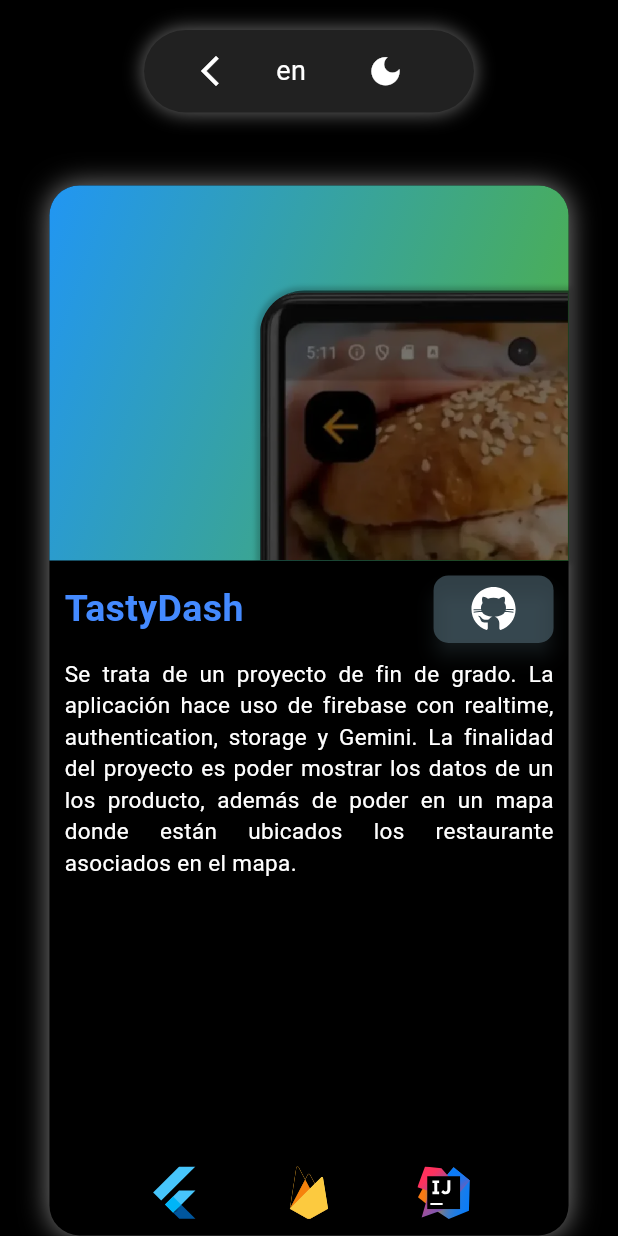
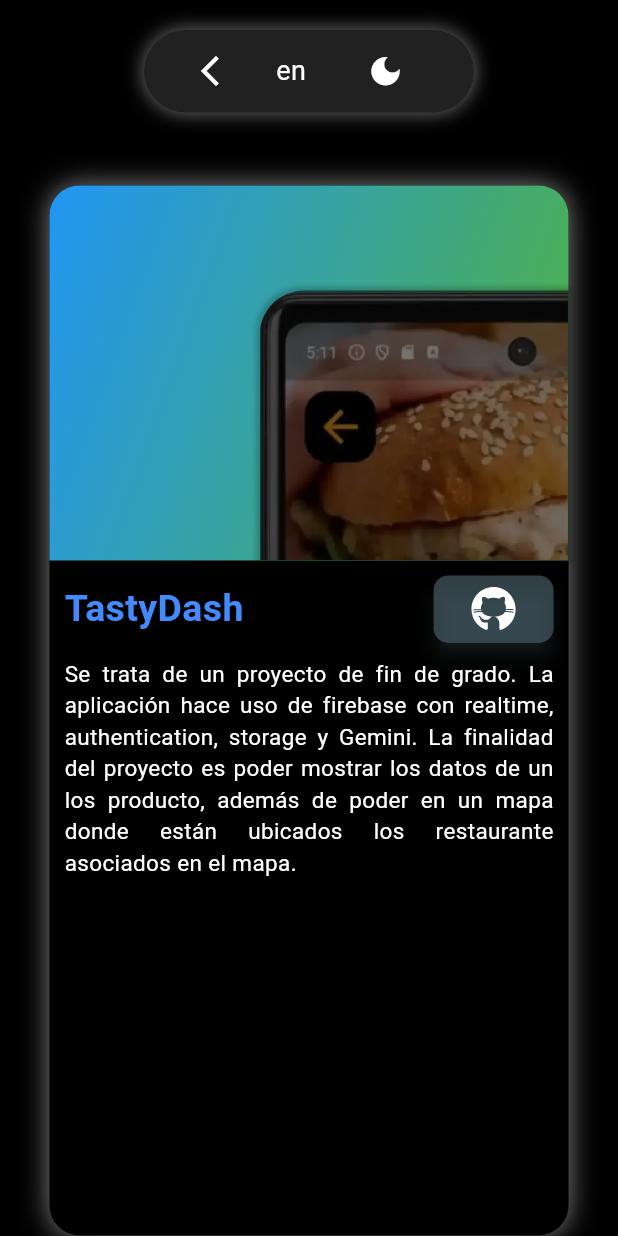
Before and after one commit to alexito8473/project_portfolio, a Flutter app: the ProjectPage screen opened by its route, after a tap on "Alejandro Aguilar", on a phone screen of 412 x 824 dp. Run offline on Flutter 3.47's test engine with Material 3 defaults, Android fonts, the phone set to English and light mode, and no system bars; drawn by our look-alikes of animated_background, auto_size_text; our stand-ins replace animate_do, bloc, dropdown_button2, email_validator, flutter_bloc, flutter_dotenv and 8 more; missing offline and left inert: dart:html, flutter_svg_icons, masonry_grid, mobkit_dashed_border; accounts and stored records are empty; generated files the repository leaves out were written again; network calls fail; Roboto replaces fonts that are missing (Texturina).

Commit message:
update performance, eliminate svg of project_widget.dart

```diff
--- a/lib/data/dataSource/menu_items.dart
+++ b/lib/data/dataSource/menu_items.dart
@@ -1,6 +1,7 @@
 import 'package:flutter/material.dart';
 import 'package:flutter_gen/gen_l10n/app_localizations.dart';
 import 'package:flutter_svg_icons/flutter_svg_icons.dart';
+
 enum MenuItems {
   EXPERIENCE,
   PROJECT,
@@ -40,16 +41,11 @@ enum MenuItems {
     }
   }
 
-  Widget buildItem(BuildContext context) {
-    return Row(
-      children: [
+  Widget buildItem(BuildContext context) => Row(children: [
         getIcon(),
         const SizedBox(width: 10),
         Expanded(
-          child: Text(getTitle(context),
-              style: const TextStyle(fontWeight: FontWeight.bold)),
-        ),
-      ],
-    );
-  }
+            child: Text(getTitle(context),
+                style: const TextStyle(fontWeight: FontWeight.bold)))
+      ]);
 }
--- a/lib/domain/cubits/listTechnology/list_technology_cubit.dart
+++ b/lib/domain/cubits/listTechnology/list_technology_cubit.dart
@@ -3,6 +3,7 @@ import 'package:bloc/bloc.dart';
 import '../../../data/dataSource/tecnology_data.dart';
 
 part 'list_technology_state.dart';
+
 class ListTechnologyCubit extends Cubit<ListTechnologyState> {
   ListTechnologyCubit() : super(ListTechnologyState.init());
 
@@ -11,7 +12,8 @@ class ListTechnologyCubit extends Cubit<ListTechnologyState> {
         listFiltered: type == TypeLanguage.ALL
             ? Knowledge.values
             : Knowledge.values
-                .where((element) => element.technology.typeLanguage==type)
-                .toList()));
+                .where((element) => element.technology.typeLanguage == type)
+                .toList(),
+        currentTypeLanguage: type));
   }
 }
--- a/lib/domain/cubits/listTechnology/list_technology_state.dart
+++ b/lib/domain/cubits/listTechnology/list_technology_state.dart
@@ -2,16 +2,18 @@ part of 'list_technology_cubit.dart';
 
 class ListTechnologyState {
   final List<Knowledge> listFiltered;
-
+  final TypeLanguage currentTypeLanguage;
   ListTechnologyState(
-      {required this.listFiltered});
+      {required this.listFiltered, required this.currentTypeLanguage});
   factory ListTechnologyState.init() {
-    return ListTechnologyState(listFiltered: Knowledge.values);
+    return ListTechnologyState(
+        listFiltered: Knowledge.values.where((element) => element.technology.typeLanguage==TypeLanguage.MOBILE,).toList(), currentTypeLanguage: TypeLanguage.MOBILE);
   }
 
   ListTechnologyState copyWitch(
-          {
-          required List<Knowledge>? listFiltered}) =>
+          {required List<Knowledge>? listFiltered,
+          required TypeLanguage? currentTypeLanguage}) =>
       ListTechnologyState(
-          listFiltered: listFiltered ?? this.listFiltered);
+          listFiltered: listFiltered ?? this.listFiltered,
+          currentTypeLanguage: currentTypeLanguage ?? this.currentTypeLanguage);
 }
--- a/lib/domain/repositories/github_repository.dart
+++ b/lib/domain/repositories/github_repository.dart
@@ -4,15 +4,14 @@ import 'package:flutter_dotenv/flutter_dotenv.dart';
 import 'package:http/http.dart' as http;
 
 class GithubRepository {
-  final String userName;
   final String tokenGithub;
-  GithubRepository._({required this.userName, required this.tokenGithub});
+  GithubRepository._({required this.tokenGithub});
 
   factory GithubRepository.init() => GithubRepository._(
-      userName: dotenv.env["NAME_GITHUB"]!,
       tokenGithub: dotenv.env["TOKEN_GITHUB"]!);
 
   Future<int> fetchCommitCount() async {
+    String userName="alexito8473";
     int countCommits = 0;
     try{
       final reposResponse = await http.get(
--- a/lib/domain/repositories/send_message_repository.dart
+++ b/lib/domain/repositories/send_message_repository.dart
@@ -20,12 +20,13 @@ class SendMessageRepository {
       required this.uri});
 
   factory SendMessageRepository.init() => SendMessageRepository._(
-      uri: Uri.parse(dotenv.env["URL_API"]!),
+      uri:Uri.parse("https://api.emailjs.com/api/v1.0/email/send"),
       serviceId: dotenv.env["EMAIL_SERVICE_ID"]!,
       templateId: dotenv.env["EMAIL_TEMPLATE_ID"]!,
       secondTemplateId: dotenv.env["EMAIL_SECOND_TEMPLATE_ID"]!,
       userId: dotenv.env["EMAIL_USER_ID"]!);
   Future<Response> sendEmailToMe(Message message) async {
+
     return await http.post(uri,
         headers: {'Content-Type': 'application/json'},
         body: json.encode({
--- a/lib/main.dart
+++ b/lib/main.dart
@@ -18,8 +18,6 @@ import 'package:proyect_porfolio/presentation/route/route.dart';
 import 'package:responsive_framework/responsive_framework.dart';
 import 'package:shared_preferences/shared_preferences.dart';
 
-import 'data/dataSource/project_data.dart';
-
 void main() async {
   await dotenv.load(fileName: ".env");
   runApp(MyApp(prefs: await SharedPreferences.getInstance()));
@@ -27,17 +25,36 @@ void main() async {
 
 class MyApp extends StatelessWidget {
   final SharedPreferences prefs;
-
-  const MyApp({super.key, required this.prefs});
-
-  void loadImagesProjects(BuildContext context) async {
-    for (ProjectRelease release in ProjectRelease.values) {
-      await precacheImage(AssetImage(release.project.imgUrl), context);
-    }
-  }
+  MyApp({super.key, required this.prefs});
+  final ThemeData lightTheme = ThemeData.from(
+      useMaterial3: true,
+      textTheme: GoogleFonts.texturinaTextTheme(Typography.blackCupertino),
+      colorScheme: const ColorScheme(
+          brightness: Brightness.light,
+          primary: Colors.blueAccent,
+          onPrimary: Colors.blue,
+          secondary: Colors.blue,
+          primaryContainer: Colors.blueAccent,
+          onSecondary: Colors.blue,
+          error: Colors.white,
+          onError: Colors.white,
+          surface: Colors.white,
+          onSurface: Colors.black));
+  final ThemeData darkTheme = ThemeData.from(
+      useMaterial3: true,
+      textTheme: GoogleFonts.texturinaTextTheme(Typography.whiteMountainView),
+      colorScheme: const ColorScheme(
+          brightness: Brightness.dark,
+          primary: Colors.blueGrey,
+          onPrimary: Colors.blueAccent,
+          secondary: Colors.white,
+          onSecondary: Colors.white,
+          error: Colors.white,
+          onError: Colors.white,
+          surface: Colors.black,
+          onSurface: Colors.white));
   @override
   Widget build(BuildContext context) {
-    loadImagesProjects(context);
     return MultiBlocProvider(
         providers: [
           BlocProvider(create: (context) => AppBannerTopBloc()),
@@ -52,7 +69,7 @@ class MyApp extends StatelessWidget {
           BlocProvider(
               create: (context) => AppLocaleBloc(
                   locale: AppLocale.selectAppLocale(
-                      ui.PlatformDispatcher.instance.locale))),
+                      ui.PlatformDispatcher.instance.locale)))
         ],
         child:
             BlocBuilder<AppThemeBloc, AppThemeState>(builder: (context, state) {
@@ -67,35 +84,8 @@ class MyApp extends StatelessWidget {
               supportedLocales: const [Locale("en", ""), Locale("es", "")],
               title: 'Portfolio Alejandro',
               themeMode: state.isDarkMode() ? ThemeMode.dark : ThemeMode.light,
-              theme: ThemeData.from(
-                  useMaterial3: true,
-                  textTheme:
-                      GoogleFonts.texturinaTextTheme(Typography.blackCupertino),
-                  colorScheme: const ColorScheme(
-                      brightness: Brightness.light,
-                      primary: Colors.blueAccent,
-                      onPrimary: Colors.blue,
-                      secondary: Colors.blue,
-                      primaryContainer: Colors.blueAccent,
-                      onSecondary: Colors.blue,
-                      error: Colors.white,
-                      onError: Colors.white,
-                      surface: Colors.white,
-                      onSurface: Colors.black)),
-              darkTheme: ThemeData.from(
-                  useMaterial3: true,
-                  textTheme: GoogleFonts.texturinaTextTheme(
-                      Typography.whiteMountainView),
-                  colorScheme: const ColorScheme(
-                      brightness: Brightness.dark,
-                      primary: Colors.blueGrey,
-                      onPrimary: Colors.blueAccent,
-                      secondary: Colors.white,
-                      onSecondary: Colors.white,
-                      error: Colors.white,
-                      onError: Colors.white,
-                      surface: Colors.black,
-                      onSurface: Colors.white)),
+              theme: lightTheme,
+              darkTheme: darkTheme,
               routerConfig: router,
               builder: (context, child) =>
                   ResponsiveBreakpoints.builder(child: child!, breakpoints: [
--- a/lib/presentation/screens/home_screens.dart
+++ b/lib/presentation/screens/home_screens.dart
@@ -1,7 +1,6 @@
 import 'package:animated_background/animated_background.dart';
 import 'package:flutter/material.dart';
 import '../widgets/header/header_widegt.dart';
-import 'dart:html' as html;
 
 class HomeScreen extends StatelessWidget {
   final ScrollController scrollController;
@@ -29,7 +28,7 @@ class HomeScreen extends StatelessWidget {
       required this.onHover,
       required this.reset,
       required this.onDobleTap,
-        required this.particleOptions});
+      required this.particleOptions});
 
   @override
   Widget build(BuildContext context) {
@@ -37,8 +36,7 @@ class HomeScreen extends StatelessWidget {
         resizeToAvoidBottomInset: false,
         body: AnimatedBackground(
             behaviour: RandomParticleBehaviour(
-                paint: Paint(),
-                options: particleOptions),
+                paint: Paint(), options: particleOptions),
             vsync: vsync,
             child: MouseRegion(
                 onHover: (event) => onHover(event),
--- a/lib/presentation/widgets/customWidget/custom_button_widget.dart
+++ b/lib/presentation/widgets/customWidget/custom_button_widget.dart
@@ -76,12 +76,51 @@ class IconButtonNavigator extends StatelessWidget {
   }
 }
 
+class ButtonSelect extends StatelessWidget {
+  final Function onPressed;
+  final bool isSelect;
+  final String title;
+  const ButtonSelect({super.key, required this.onPressed, required this.isSelect, required this.title});
+
+  @override
+  Widget build(BuildContext context) {
+    return ElevatedButton(
+        style: ButtonStyle(
+            backgroundColor: WidgetStateProperty.resolveWith<Color>(
+                (Set<WidgetState> states) {
+              if (isSelect) {
+                return Colors.blueAccent.withOpacity(0.8);
+              }
+              return context.watch<AppThemeBloc>().state.isDarkMode()
+                  ? Colors.white70
+                  : Colors.grey.shade100;
+            }),
+            foregroundColor:
+                WidgetStateProperty.resolveWith<Color>((Set states) {
+              if (states.contains(WidgetState.selected)) {
+                return Colors.white;
+              }
+              return Colors.black87;
+            }),
+            overlayColor: WidgetStateProperty.resolveWith<Color>(
+                (states) => Colors.black12),
+            shape: WidgetStateProperty.all(RoundedRectangleBorder(
+                borderRadius: BorderRadius.circular(10)))),
+        onPressed: () => onPressed(),
+        child: Container(
+            alignment: Alignment.center,
+            width: 90,
+            height: 40,
+            child: AutoSizeText(title, maxLines: 1)));
+  }
+}
+
 class ButtonDownloadPdf extends StatelessWidget {
   const ButtonDownloadPdf({super.key});
 
   void downloadFile() async {
-    ByteData data = await rootBundle
-        .load('assets/pdf/Curriculum_Alejandro_Aguilar.pdf');
+    ByteData data =
+        await rootBundle.load('assets/pdf/Curriculum_Alejandro_Aguilar.pdf');
     final pdfBytes = data.buffer.asUint8List();
 
     final blob = html.Blob([pdfBytes], 'application/pdf');
--- a/lib/presentation/widgets/project/project_widget.dart
+++ b/lib/presentation/widgets/project/project_widget.dart
@@ -64,6 +64,7 @@ class _ListProjectState extends State<ListProject> {
 
 class MasonrySliver extends StatelessWidget {
   const MasonrySliver({super.key});
+
   int countColumns({required BuildContext context}) {
     if (ResponsiveBreakpoints.of(context).screenWidth < 770) return 1;
     if (ResponsiveBreakpoints.of(context).screenWidth < 1300) return 2;
@@ -91,14 +92,14 @@ class MasonrySliver extends StatelessWidget {
     int countColum = countColumns(context: context);
     return SliverToBoxAdapter(
       child: Padding(
-          padding: EdgeInsets.symmetric(horizontal: size.width * 0.1),
-          child: MasonryGrid(
+          padding: EdgeInsets.only(left: size.width * 0.1,right: size.width * 0.1,bottom: size.height*0.1),
+          child:Center(
+            child:MasonryGrid(
               crossAxisAlignment: CrossAxisAlignment.center,
               column: countColum,
               mainAxisSpacing: 20,
               crossAxisSpacing: 20,
-            children: List.generate(
-                4,
+              children: List.generate(countColum>3?countColum:3,
                       (index) => Padding(
                       padding: index < countColum
                           ? EdgeInsets.only(
@@ -106,14 +107,16 @@ class MasonrySliver extends StatelessWidget {
                           : EdgeInsets.zero,
                       child: BannerPro(
                           projectRelease: ProjectRelease.values[index]))),
-          )),
+            )
+          ) ),
     );
   }
 }
 class BannerPro extends StatefulWidget {
   final ProjectRelease projectRelease;
   final double height;
-  const BannerPro({super.key, required this.projectRelease, this.height = 600});
+  final bool haveFooter;
+  const BannerPro({super.key, required this.projectRelease, this.height = 550,this.haveFooter=false});
 
   @override
   State<BannerPro> createState() => _BannerProState();
@@ -306,7 +309,6 @@ class _BannerProState extends State<BannerPro> {
                                       children: [
                                         bannerTitle(),
                                         contentTitle(),
-                                        footerTitle()
                                       ])))
                         ])))))) ;
   }
--- a/lib/presentation/widgets/technology/list_technology_widget.dart
+++ b/lib/presentation/widgets/technology/list_technology_widget.dart
@@ -14,8 +14,8 @@ class ListTechnology extends StatelessWidget {
   @override
   Widget build(BuildContext context) {
     return SliverToBoxAdapter(
-        child:Container(
-      constraints: const BoxConstraints(minHeight: 750),
+        child: Container(
+      constraints: const BoxConstraints(minHeight: 800),
       padding: EdgeInsets.only(
           left: ResponsiveBreakpoints.of(context).screenWidth * 0.10,
           right: ResponsiveBreakpoints.of(context).screenWidth * 0.10,
@@ -27,8 +27,12 @@ class ListTechnology extends StatelessWidget {
         TitleHome(
             title: MenuItems.KNOWLEDGE.getTitle(context),
             subIcon: MenuItems.KNOWLEDGE.getIcon(size: 40)),
-        const Align(alignment: Alignment.center, child: SingleChoice()),
-        const SizedBox(height: 40),
+        const Align(
+            alignment: Alignment.center,
+            child: Padding(
+              padding: EdgeInsets.only(bottom: 40),
+              child: SingleChoice(),
+            )),
         const AnimatedListTechnology()
       ]),
     ));
@@ -43,7 +47,7 @@ class AnimatedListTechnology extends StatefulWidget {
 }
 
 class _AnimatedListTechnologyState extends State<AnimatedListTechnology> {
-  late int counterAnimated;
+  late int counterAnimated = 0;
   @override
   void initState() {
     counterAnimated =
@@ -58,31 +62,22 @@ class _AnimatedListTechnologyState extends State<AnimatedListTechnology> {
       setState(() {
         counterAnimated = 0;
       });
-        Future.delayed(const Duration(milliseconds: 10)).whenComplete(
-          () {
+      Future.delayed(const Duration(milliseconds: 100)).whenComplete(() {
         setState(() {
           counterAnimated = state.listFiltered.length;
         });
-          },
-        );
-      },
-      builder: (context, state) {
+      });
+    }, builder: (context, state) {
       return Wrap(
-          runSpacing: 30,
-          spacing: 30,
+          runSpacing: 20,
+          spacing: 20,
           alignment: WrapAlignment.center,
-          children: List.generate(
-            counterAnimated,
-            (index) {
+          children: List.generate(counterAnimated, (index) {
             return FadeInLeft(
                 duration: Duration(milliseconds: 800 + (index * 50)),
                 curve: Curves.linear,
-                child: TechnologyWidget(knowledge: state.listFiltered[index])
-              );
-            },
-          ),
-        );
-      },
-    );
+                child: TechnologyWidget(knowledge: state.listFiltered[index]));
+          }));
+    });
   }
 }
--- a/lib/presentation/widgets/technology/technology_widget.dart
+++ b/lib/presentation/widgets/technology/technology_widget.dart
@@ -9,6 +9,7 @@ import 'package:proyect_porfolio/domain/cubits/listTechnology/list_technology_cu
 import 'package:responsive_framework/responsive_framework.dart';
 
 import '../../../data/dataSource/tecnology_data.dart';
+import '../customWidget/custom_button_widget.dart';
 
 class TechnologyWidget extends StatefulWidget {
   final Knowledge knowledge;
@@ -24,7 +25,7 @@ class _TechnologyWidget extends State<TechnologyWidget> {
 
   Color colorActive() {
     return context.watch<AppThemeBloc>().state.isDarkMode()
-        ? Colors.white70
+        ? Colors.white38
         : Colors.black54;
   }
 
@@ -33,43 +34,6 @@ class _TechnologyWidget extends State<TechnologyWidget> {
         ? Colors.white10
         : Colors.black12;
   }
-
-  @override
-  Widget build(BuildContext context) {
-    return MouseRegion(
-      cursor: SystemMouseCursors.click,
-      onEnter: (event) {
-        if(isActivate) return;
-        setState(() {
-          isActivate = true;
-        });
-      },
-      onExit: (event) {
-        if(!isActivate) return;
-        setState(() {
-          isActivate = false;
-        });
-      },
-      child: AnimatedContainer(
-        decoration: BoxDecoration(
-          borderRadius: BorderRadius.circular(10),
-          color: isActivate ? colorActive() : colorNoActive(),
-        ),
-        width: 100,
-        height: 100,
-        alignment: Alignment.center,
-        duration: const Duration(milliseconds: 400),
-        child: TechnologyView(knowledge: widget.knowledge),
-      ),
-    );
-  }
-}
-
-class TechnologyView extends StatelessWidget {
-  final Knowledge knowledge;
-
-  const TechnologyView({super.key, required this.knowledge});
-
   void createDialogTechnology(BuildContext context, Technology technology,
       bool isMobile, bool isDarkMode) {
     Color background = isDarkMode ? Colors.black : Colors.white;
@@ -103,12 +67,10 @@ class TechnologyView extends StatelessWidget {
                               technology.color.withOpacity(0.5),
                               background
                             ])),
-                  child: Column(
-                    children: [
+                    child: Column(children: [
                       SizedBox(
                           height: 40,
-                          child: Row(
-                            children: [
+                          child: Row(children: [
                             Expanded(
                               child: AutoSizeText(
                                 maxLines: 2,
@@ -119,15 +81,15 @@ class TechnologyView extends StatelessWidget {
                             IconButton(
                                 onPressed: () => Navigator.pop(context),
                                 icon: const Icon(Icons.close))
-                            ],
-                          )),
-                      Expanded(child:Padding(
+                          ])),
+                      Expanded(
+                          child: Padding(
                               padding: const EdgeInsets.only(top: 8),
                               child: AutoSizeText(
-                          knowledge.getDescription(context),
+                                widget.knowledge.getDescription(context),
                                 style: const TextStyle(fontSize: 15),
                                 textAlign: TextAlign.justify,
-                        )) ),
+                              ))),
                       Container(
                           height: 60,
                           alignment: Alignment.bottomLeft,
@@ -140,49 +102,65 @@ class TechnologyView extends StatelessWidget {
                                   ? Colors.white
                                   : Colors.black
                                   : null,
-                              width: 60)),
-                    ],
-                  )),
-            ),
+                              width: 60))
+                    ]))),
             backgroundColor: Colors.transparent,
             shape: RoundedRectangleBorder(
-              borderRadius: BorderRadius.circular(0.0),
-            ),
+                borderRadius: BorderRadius.circular(0.0)),
             elevation: 24.0);
-
       },
     );
   }
-
+  void onTap(){
+    createDialogTechnology(
+        context,
+        widget.knowledge.technology,
+        ResponsiveBreakpoints.of(context).isMobile,
+        context.read<AppThemeBloc>().state.isDarkMode());
+  }
   @override
   Widget build(BuildContext context) {
-    return GestureDetector(
-      onTap: () => createDialogTechnology(
-          context,
-          knowledge.technology,
-          ResponsiveBreakpoints.of(context).isMobile,
-          context.read<AppThemeBloc>().state.isDarkMode()),
-      child: SvgPicture.asset(knowledge.technology.urlIcon,
-          color: knowledge.technology.changeColor
+    return MouseRegion(
+      cursor: SystemMouseCursors.click,
+      onEnter: (event) {
+        if (isActivate) return;
+        setState(() {
+          isActivate = true;
+        });
+      },
+      onExit: (event) {
+        if (!isActivate) return;
+        setState(() {
+          isActivate = false;
+        });
+      },
+      child: GestureDetector(
+          onTap: () => onTap(),
+        child: AnimatedContainer(
+          decoration: BoxDecoration(
+            borderRadius: BorderRadius.circular(10),
+            color: isActivate ? colorActive() : colorNoActive(),
+          ),
+          width: 90,
+          height: 90,
+          alignment: Alignment.center,
+          duration: const Duration(milliseconds: 600),
+          child: SvgPicture.asset(widget.knowledge.technology.urlIcon,
+              color: widget.knowledge.technology.changeColor
                   ? context.watch<AppThemeBloc>().state.isDarkMode()
                   ? Colors.white
                   : Colors.black
                   : null,
-          width: 70),
+              width: 60)
+        )
+      )
     );
   }
 }
 
-class SingleChoice extends StatefulWidget {
+
+class SingleChoice extends StatelessWidget {
   const SingleChoice({super.key});
-
-  @override
-  State<SingleChoice> createState() => _SingleChoiceState();
-}
-
-class _SingleChoiceState extends State<SingleChoice> {
-  TypeLanguage calendarView = TypeLanguage.ALL;
-
   @override
   Widget build(BuildContext context) {
     return Wrap(
@@ -191,50 +169,15 @@ class _SingleChoiceState extends State<SingleChoice> {
         alignment: WrapAlignment.center,
         children: List.generate(
             TypeLanguage.values.length,
-          (index) => ElevatedButton(
-              style: ButtonStyle(
-                backgroundColor: WidgetStateProperty.resolveWith<Color>(
-                  (Set<WidgetState> states) {
-                    if (TypeLanguage.values[index] == calendarView) {
-                      return Colors.blueAccent.withOpacity(0.8);
-                    }
-                    return context.watch<AppThemeBloc>().state.isDarkMode()
-                        ? Colors.white70
-                        : Colors.grey.shade100;
-                  },
-                ),
-                foregroundColor: WidgetStateProperty.resolveWith<Color>(
-                  (Set states) {
-                    if (states.contains(WidgetState.selected)) {
-                      return Colors.white;
-                    }
-                    return Colors.black87;
-                  },
-                ),
-                overlayColor: WidgetStateProperty.resolveWith<Color>(
-                  (states) {
-                    return Colors.black12;
-                  },
-                ),
-                shape: WidgetStateProperty.all(
-                  RoundedRectangleBorder(
-                      borderRadius: BorderRadius.circular(10)),
-                ),
-              ),
-              onPressed: () {
-                setState(() => calendarView = TypeLanguage.values[index]);
-                BlocProvider.of<ListTechnologyCubit>(context)
-                    .changeListFiltered(calendarView);
-              },
-              child: Container(
-                alignment: Alignment.center,
-                width: 90,
-                height: 40,
-                child: AutoSizeText(
-                  TypeLanguage.values[index].getTitle(context),
-                  maxLines: 1,
-                ),
-              ))),
-    );
+            (index) => ButtonSelect(
+                title: TypeLanguage.values[index].getTitle(context),
+                onPressed: () => context
+                    .read<ListTechnologyCubit>()
+                    .changeListFiltered(TypeLanguage.values[index]),
+                isSelect: TypeLanguage.values[index] ==
+                    context
+                        .watch<ListTechnologyCubit>()
+                        .state
+                        .currentTypeLanguage)));
   }
 }
```
Also changed, not shown: lib/presentation/pages/home_page.dart (+76 -56 lines), 2 other files. Lines whose indentation alone changed are shown as unchanged.
